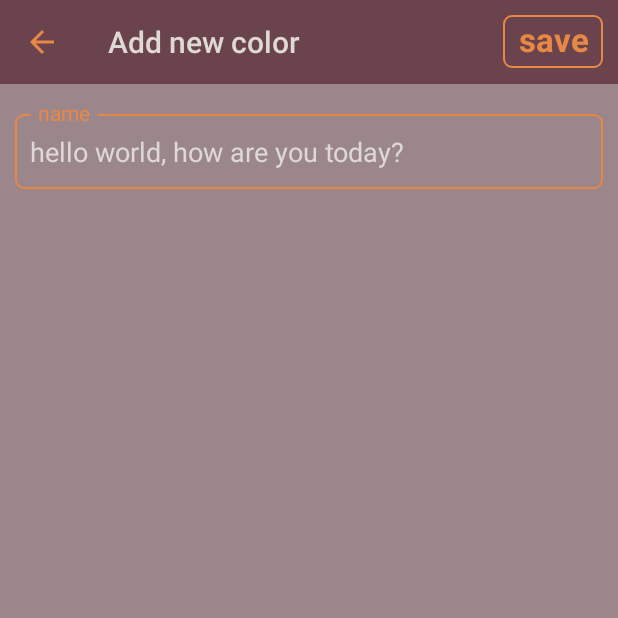
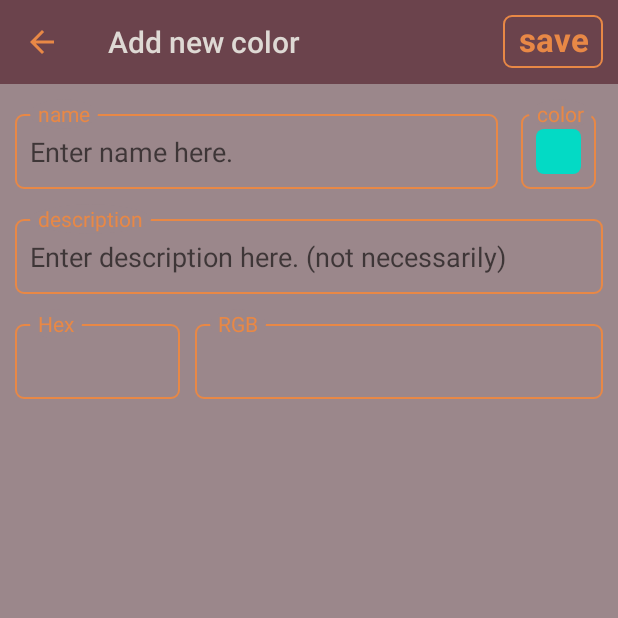
Before and after one commit to L10n42/ColorHunter, an Android app: the AddNewColorActivity screen opened directly, with no data from a screen before it, on a phone screen of 412 x 824 dp, the top half of it. Run offline under Robolectric (Android 15) with nearby library versions, the phone set to English and light mode, and no system bars.

Commit message:
version 0.8 finished add_new_color.xml

```diff
--- a/app/src/main/res/drawable/form_color_preview.xml
+++ b/app/src/main/res/drawable/form_color_preview.xml
@@ -4,7 +4,7 @@
     <item>
         <shape android:shape="rectangle">
             <solid android:color="@color/white"/>
-            <corners android:radius="10sp"/>
+            <corners android:radius="5sp"/>
         </shape>
     </item>
 
--- a/app/src/main/res/layout/activity_add_new_color.xml
+++ b/app/src/main/res/layout/activity_add_new_color.xml
@@ -32,17 +32,19 @@
             android:textSize="22sp"/>
     </androidx.appcompat.widget.Toolbar>
 
-    <TextView
+    <EditText
         android:id="@+id/enter_name"
         android:layout_width="match_parent"
-        android:layout_height="50sp"
-        android:layout_marginHorizontal="10sp"
+        android:layout_height="wrap_content"
+        android:minHeight="50sp"
         android:layout_marginTop="20sp"
+        android:layout_marginStart="10sp"
+        android:layout_marginEnd="80sp"
         android:background="@drawable/form_button_rectangle_stroke"
         android:gravity="center_vertical"
-        android:paddingStart="10sp"
-        android:paddingEnd="10sp"
-        android:text="hello world, how are you today?"
+        android:paddingVertical="10sp"
+        android:paddingHorizontal="10sp"
+        android:hint="@string/enter_name_hint"
         android:textAlignment="gravity"
         android:textColor="@color/text_color_1"
         android:textSize="18sp"
@@ -52,14 +54,139 @@
     <TextView
         android:layout_width="wrap_content"
         android:layout_height="20sp"
-        android:layout_marginStart="20sp"
-        android:layout_marginTop="9sp"
+        android:layout_marginStart="10sp"
+        android:layout_marginTop="-10sp"
         android:background="@drawable/form_round_button"
         android:backgroundTint="@color/main_background"
-        android:text="name"
+        android:text="@string/tag_name"
         android:textColor="@color/light_orange"
         android:paddingHorizontal="5sp"
-        app:layout_constraintTop_toBottomOf="@+id/add_new_activity_toolBar"
-        app:layout_constraintStart_toStartOf="parent" />
+        app:layout_constraintTop_toTopOf="@+id/enter_name"
+        app:layout_constraintStart_toStartOf="@id/enter_name" />
+
+    <ImageView
+        android:id="@+id/color"
+        android:layout_width="50sp"
+        android:layout_height="50sp"
+        android:layout_marginTop="20sp"
+        android:layout_marginEnd="5sp"
+        android:layout_marginStart="5sp"
+        android:src="@drawable/form_color_preview"
+        android:background="@drawable/form_button_rectangle_stroke"
+        android:paddingHorizontal="10sp"
+        android:paddingVertical="10sp"
+        app:tint="@color/teal_200"
+        app:layout_constraintEnd_toEndOf="parent"
+        app:layout_constraintStart_toEndOf="@id/enter_name"
+        app:layout_constraintTop_toBottomOf="@id/add_new_activity_toolBar" />
+
+    <TextView
+        android:layout_width="wrap_content"
+        android:layout_height="20sp"
+        android:layout_marginStart="5sp"
+        android:layout_marginTop="-10sp"
+        android:background="@drawable/form_round_button"
+        android:backgroundTint="@color/main_background"
+        android:text="@string/tag_color"
+        android:textColor="@color/light_orange"
+        android:paddingHorizontal="5sp"
+        app:layout_constraintTop_toTopOf="@+id/color"
+        app:layout_constraintStart_toStartOf="@id/color" />
+
+    <EditText
+        android:id="@+id/enter_description"
+        android:layout_width="match_parent"
+        android:layout_height="wrap_content"
+        android:minHeight="50sp"
+        android:layout_marginTop="20sp"
+        android:layout_marginStart="10sp"
+        android:layout_marginEnd="10sp"
+        android:background="@drawable/form_button_rectangle_stroke"
+        android:gravity="center_vertical"
+        android:paddingHorizontal="10sp"
+        android:paddingVertical="10sp"
+        android:hint="@string/enter_description_hint"
+        android:textAlignment="gravity"
+        android:textColor="@color/text_color_1"
+        android:textSize="18sp"
+        app:layout_constraintStart_toStartOf="parent"
+        app:layout_constraintTop_toBottomOf="@id/enter_name" />
+
+    <TextView
+        android:layout_width="wrap_content"
+        android:layout_height="20sp"
+        android:layout_marginStart="10sp"
+        android:layout_marginTop="-10sp"
+        android:background="@drawable/form_round_button"
+        android:backgroundTint="@color/main_background"
+        android:text="@string/tag_description"
+        android:textColor="@color/light_orange"
+        android:paddingHorizontal="5sp"
+        app:layout_constraintTop_toTopOf="@+id/enter_description"
+        app:layout_constraintStart_toStartOf="@id/enter_description" />
+
+    <TextView
+        android:id="@+id/textView_hex"
+        android:layout_width="wrap_content"
+        android:layout_height="wrap_content"
+        android:minWidth="110sp"
+        android:minHeight="50sp"
+        android:layout_marginTop="20sp"
+        android:layout_marginStart="10sp"
+        android:layout_marginEnd="10sp"
+        android:background="@drawable/form_button_rectangle_stroke"
+        android:gravity="center_vertical"
+        android:paddingHorizontal="10sp"
+        android:paddingVertical="10sp"
+        android:textAlignment="gravity"
+        android:textColor="@color/text_color_1"
+        android:textSize="18sp"
+        app:layout_constraintStart_toStartOf="parent"
+        app:layout_constraintTop_toBottomOf="@id/enter_description" />
+
+    <TextView
+        android:layout_width="wrap_content"
+        android:layout_height="20sp"
+        android:layout_marginStart="10sp"
+        android:layout_marginTop="-10sp"
+        android:background="@drawable/form_round_button"
+        android:backgroundTint="@color/main_background"
+        android:text="@string/tag_hex"
+        android:textColor="@color/light_orange"
+        android:paddingHorizontal="5sp"
+        app:layout_constraintTop_toTopOf="@+id/textView_hex"
+        app:layout_constraintStart_toStartOf="@id/textView_hex" />
+
+    <TextView
+        android:id="@+id/textView_RGB"
+        android:layout_width="match_parent"
+        android:layout_height="wrap_content"
+        android:layout_marginStart="130sp"
+        android:layout_marginTop="20sp"
+        android:layout_marginEnd="10sp"
+        android:background="@drawable/form_button_rectangle_stroke"
+        android:gravity="center_vertical"
+        android:minHeight="50sp"
+        android:paddingHorizontal="10sp"
+        android:paddingVertical="10sp"
+        android:textAlignment="gravity"
+        android:textColor="@color/text_color_1"
+        android:textSize="18sp"
+        app:layout_constraintEnd_toEndOf="parent"
+        app:layout_constraintStart_toEndOf="@id/textView_hex"
+        app:layout_constraintTop_toBottomOf="@id/enter_description" />
+
+    <TextView
+        android:layout_width="wrap_content"
+        android:layout_height="20sp"
+        android:layout_marginStart="-50sp"
+        android:layout_marginTop="-10sp"
+        android:background="@drawable/form_round_button"
+        android:backgroundTint="@color/main_background"
+        android:text="@string/tag_rgb"
+        android:textColor="@color/light_orange"
+        android:paddingHorizontal="5sp"
+        app:layout_constraintTop_toTopOf="@+id/textView_RGB"
+        app:layout_constraintStart_toStartOf="@id/textView_RGB" />
 
 </androidx.constraintlayout.widget.ConstraintLayout>
--- a/app/src/main/res/values/strings.xml
+++ b/app/src/main/res/values/strings.xml
@@ -4,4 +4,15 @@
     <string name="add_new_color_toolbar_title">Add new color</string>
     <string name="save_btn_text">save</string>
 
+    // tags for TextView title
+    <string name="tag_description">description</string>
+    <string name="tag_name">name</string>
+    <string name="tag_hex">Hex</string>
+    <string name="tag_rgb">RGB</string>
+    <string name="tag_color">color</string>
+
+    //hints
+    <string name="enter_name_hint">Enter name here.</string>
+    <string name="enter_description_hint">Enter description here. (not necessarily)</string>
+
 </resources>
```
